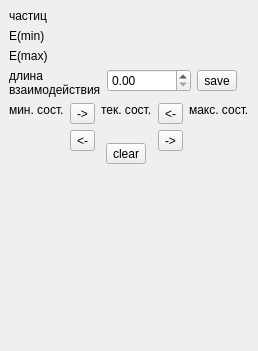
Before: the Qt Designer form systemproperties.ui in uyras/QtViewer, drawn with Qt 5.
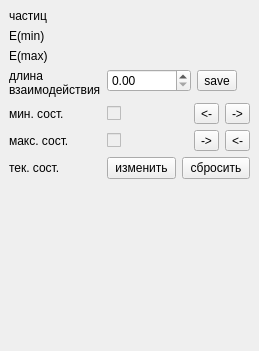
After: the same form once the commit is applied. Icons and pictures are not drawn.

```diff
--- a/systemproperties.ui
+++ b/systemproperties.ui
@@ -6,7 +6,7 @@
    <rect>
     <x>0</x>
     <y>0</y>
-    <width>258</width>
+    <width>259</width>
     <height>351</height>
    </rect>
   </property>
@@ -142,72 +142,34 @@
         </item>
        </layout>
       </item>
-     </layout>
-    </item>
-    <item>
-     <layout class="QHBoxLayout" name="horizontalLayout_2">
-      <item>
-       <layout class="QVBoxLayout" name="verticalLayout_2">
+      <item row="4" column="0">
+       <widget class="QLabel" name="label">
+        <property name="toolTip">
+         <string>Минимальное состояние</string>
+        </property>
+        <property name="text">
+         <string>мин. сост.</string>
+        </property>
+       </widget>
+      </item>
+      <item row="4" column="1">
+       <layout class="QHBoxLayout" name="horizontalLayout_4">
         <item>
-         <widget class="QLabel" name="label">
+         <widget class="QCheckBox" name="minStateCheck">
+          <property name="enabled">
+           <bool>false</bool>
+          </property>
           <property name="toolTip">
-           <string>Минимальное состояние</string>
-          </property>
-          <property name="text">
-           <string>мин. сост.</string>
-          </property>
-         </widget>
-        </item>
-        <item>
-         <widget class="QLabel" name="minStateLbl">
-          <property name="sizePolicy">
-           <sizepolicy hsizetype="Preferred" vsizetype="Preferred">
-            <horstretch>0</horstretch>
-            <verstretch>0</verstretch>
-           </sizepolicy>
+           <string>Задано ли состояние в исходном файле</string>
           </property>
           <property name="text">
            <string/>
           </property>
-          <property name="textFormat">
-           <enum>Qt::PlainText</enum>
-          </property>
-          <property name="scaledContents">
-           <bool>false</bool>
-          </property>
-          <property name="wordWrap">
+          <property name="checkable">
            <bool>true</bool>
           </property>
-         </widget>
-        </item>
-        <item>
-         <spacer name="verticalSpacer_6">
-          <property name="orientation">
-           <enum>Qt::Vertical</enum>
-          </property>
-          <property name="sizeHint" stdset="0">
-           <size>
-            <width>20</width>
-            <height>40</height>
-           </size>
-          </property>
-         </spacer>
-        </item>
-       </layout>
-      </item>
-      <item>
-       <layout class="QVBoxLayout" name="verticalLayout_6">
-        <item>
-         <widget class="QToolButton" name="minStateLoadBtn">
-          <property name="toolTip">
-           <string>Установить минимальное состояние как текущее</string>
-          </property>
-          <property name="text">
-           <string>-&gt;</string>
-          </property>
-          <property name="icon">
-           <iconset theme="document-open" resource="icons.qrc">
-            <normaloff>:/icons/forward.ico</normaloff>:/icons/forward.ico</iconset>
+          <property name="checked">
+           <bool>false</bool>
           </property>
          </widget>
         </item>
@@ -226,132 +188,43 @@
          </widget>
         </item>
         <item>
-         <spacer name="verticalSpacer_2">
-          <property name="orientation">
-           <enum>Qt::Vertical</enum>
-          </property>
-          <property name="sizeHint" stdset="0">
-           <size>
-            <width>20</width>
-            <height>40</height>
-           </size>
-          </property>
-         </spacer>
-        </item>
-       </layout>
-      </item>
-      <item>
-       <layout class="QVBoxLayout" name="verticalLayout_5">
-        <item>
-         <widget class="QLabel" name="label_5">
+         <widget class="QToolButton" name="minStateLoadBtn">
           <property name="toolTip">
            <string>Текущее состояние</string>
           </property>
           <property name="text">
-           <string>тек. сост.</string>
-          </property>
-         </widget>
-        </item>
-        <item>
-         <widget class="QLabel" name="currentStateLbl">
-          <property name="sizePolicy">
-           <sizepolicy hsizetype="Preferred" vsizetype="Preferred">
-            <horstretch>0</horstretch>
-            <verstretch>0</verstretch>
-           </sizepolicy>
-          </property>
-          <property name="text">
-           <string/>
-          </property>
-          <property name="textFormat">
-           <enum>Qt::RichText</enum>
-          </property>
-          <property name="wordWrap">
-           <bool>true</bool>
-          </property>
-         </widget>
-        </item>
-        <item>
-         <layout class="QHBoxLayout" name="horizontalLayout_3">
-          <item>
-           <spacer name="horizontalSpacer_2">
-            <property name="orientation">
-             <enum>Qt::Horizontal</enum>
-            </property>
-            <property name="sizeHint" stdset="0">
-             <size>
-              <width>40</width>
-              <height>20</height>
-             </size>
-            </property>
-           </spacer>
-          </item>
-          <item>
-           <widget class="QToolButton" name="currentStateClearBtn">
-            <property name="toolTip">
-             <string>Сбросить текущее состояние</string>
-            </property>
-            <property name="layoutDirection">
-             <enum>Qt::LeftToRight</enum>
-            </property>
-            <property name="text">
-             <string>clear</string>
-            </property>
-            <property name="icon">
-             <iconset theme="document-new" resource="icons.qrc">
-              <normaloff>:/icons/new.ico</normaloff>:/icons/new.ico</iconset>
-            </property>
-            <property name="iconSize">
-             <size>
-              <width>16</width>
-              <height>16</height>
-             </size>
-            </property>
-           </widget>
-          </item>
-          <item>
-           <spacer name="horizontalSpacer">
-            <property name="orientation">
-             <enum>Qt::Horizontal</enum>
-            </property>
-            <property name="sizeHint" stdset="0">
-             <size>
-              <width>40</width>
-              <height>20</height>
-             </size>
-            </property>
-           </spacer>
-          </item>
-         </layout>
-        </item>
-        <item>
-         <spacer name="verticalSpacer_8">
-          <property name="orientation">
-           <enum>Qt::Vertical</enum>
-          </property>
-          <property name="sizeHint" stdset="0">
-           <size>
-            <width>20</width>
-            <height>40</height>
-           </size>
-          </property>
-         </spacer>
-        </item>
-       </layout>
-      </item>
-      <item>
-       <layout class="QVBoxLayout" name="verticalLayout_7">
-        <item>
-         <widget class="QToolButton" name="maxStateLoadBtn">
-          <property name="toolTip">
-           <string>Установить максимальное состояние как текущее</string>
-          </property>
-          <property name="text">
-           <string>&lt;-</string>
+           <string>-&gt;</string>
           </property>
           <property name="icon">
            <iconset theme="document-open" resource="icons.qrc">
-            <normaloff>:/icons/back.ico</normaloff>:/icons/back.ico</iconset>
+            <normaloff>:/icons/forward.ico</normaloff>:/icons/forward.ico</iconset>
+          </property>
+         </widget>
+        </item>
+       </layout>
+      </item>
+      <item row="5" column="0">
+       <widget class="QLabel" name="label_3">
+        <property name="toolTip">
+         <string>Максимальное состояние</string>
+        </property>
+        <property name="text">
+         <string>макс. сост.</string>
+        </property>
+       </widget>
+      </item>
+      <item row="5" column="1">
+       <layout class="QHBoxLayout" name="horizontalLayout_5">
+        <item>
+         <widget class="QCheckBox" name="maxStateCheck">
+          <property name="enabled">
+           <bool>false</bool>
+          </property>
+          <property name="toolTip">
+           <string>Задано ли состояние в исходном файле</string>
+          </property>
+          <property name="text">
+           <string/>
           </property>
          </widget>
         </item>
@@ -370,63 +243,62 @@
          </widget>
         </item>
         <item>
-         <spacer name="verticalSpacer_4">
-          <property name="orientation">
-           <enum>Qt::Vertical</enum>
+         <widget class="QToolButton" name="maxStateLoadBtn">
+          <property name="toolTip">
+           <string>Установить максимальное состояние как текущее</string>
           </property>
-          <property name="sizeHint" stdset="0">
-           <size>
-            <width>20</width>
-            <height>40</height>
-           </size>
+          <property name="text">
+           <string>&lt;-</string>
           </property>
-         </spacer>
+          <property name="icon">
+           <iconset theme="document-open" resource="icons.qrc">
+            <normaloff>:/icons/back.ico</normaloff>:/icons/back.ico</iconset>
+          </property>
+         </widget>
         </item>
        </layout>
       </item>
-      <item>
-       <layout class="QVBoxLayout" name="verticalLayout_3">
+      <item row="6" column="0">
+       <widget class="QLabel" name="label_5">
+        <property name="toolTip">
+         <string>Текущее состояние</string>
+        </property>
+        <property name="text">
+         <string>тек. сост.</string>
+        </property>
+       </widget>
+      </item>
+      <item row="6" column="1">
+       <layout class="QHBoxLayout" name="horizontalLayout_6">
         <item>
-         <widget class="QLabel" name="label_3">
+         <widget class="QPushButton" name="currentStateChangeBtn">
+          <property name="text">
+           <string>изменить</string>
+          </property>
+         </widget>
+        </item>
+        <item>
+         <widget class="QPushButton" name="currentStateClearBtn">
           <property name="toolTip">
            <string>Максимальное состояние</string>
           </property>
-          <property name="text">
-           <string>макс. сост.</string>
+          <property name="layoutDirection">
+           <enum>Qt::LeftToRight</enum>
           </property>
-         </widget>
-        </item>
-        <item>
-         <widget class="QLabel" name="maxStateLbl">
-          <property name="sizePolicy">
-           <sizepolicy hsizetype="Preferred" vsizetype="Preferred">
-            <horstretch>0</horstretch>
-            <verstretch>0</verstretch>
-           </sizepolicy>
-          </property>
           <property name="text">
-           <string/>
+           <string>сбросить</string>
           </property>
-          <property name="textFormat">
-           <enum>Qt::RichText</enum>
+          <property name="icon">
+           <iconset theme="document-new" resource="icons.qrc">
+            <normaloff>:/icons/new.ico</normaloff>:/icons/new.ico</iconset>
           </property>
-          <property name="wordWrap">
-           <bool>true</bool>
-          </property>
-         </widget>
-        </item>
-        <item>
-         <spacer name="verticalSpacer_7">
-          <property name="orientation">
-           <enum>Qt::Vertical</enum>
-          </property>
-          <property name="sizeHint" stdset="0">
+          <property name="iconSize">
            <size>
-            <width>20</width>
-            <height>40</height>
+            <width>16</width>
+            <height>16</height>
            </size>
           </property>
-         </spacer>
+         </widget>
         </item>
        </layout>
       </item>
```
Left out of the diff: 6 changed lines with no effect on the pictures.
